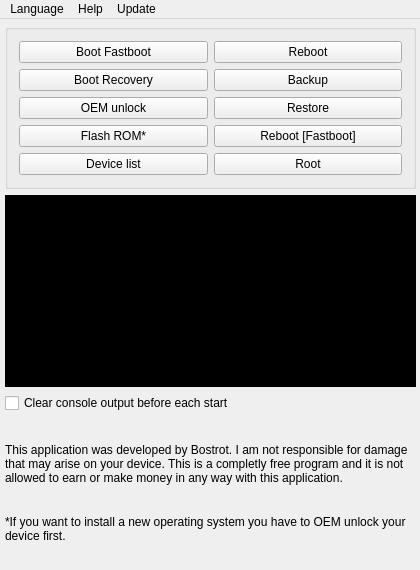
Old version of the form mainwindow.ui in the repository rarog/OPOT-SOURCE-QT.
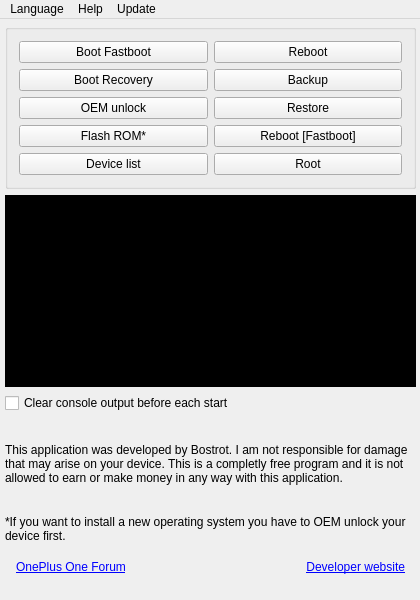
New version of the form.

Commit message: Resizing mainwindow to show the links again.

```diff
--- a/mainwindow.ui
+++ b/mainwindow.ui
@@ -7,19 +7,19 @@
     <x>0</x>
     <y>0</y>
     <width>420</width>
-    <height>570</height>
+    <height>600</height>
    </rect>
   </property>
   <property name="minimumSize">
    <size>
     <width>420</width>
-    <height>570</height>
+    <height>600</height>
    </size>
   </property>
   <property name="maximumSize">
    <size>
     <width>420</width>
-    <height>570</height>
+    <height>600</height>
    </size>
   </property>
   <property name="windowTitle">
```
